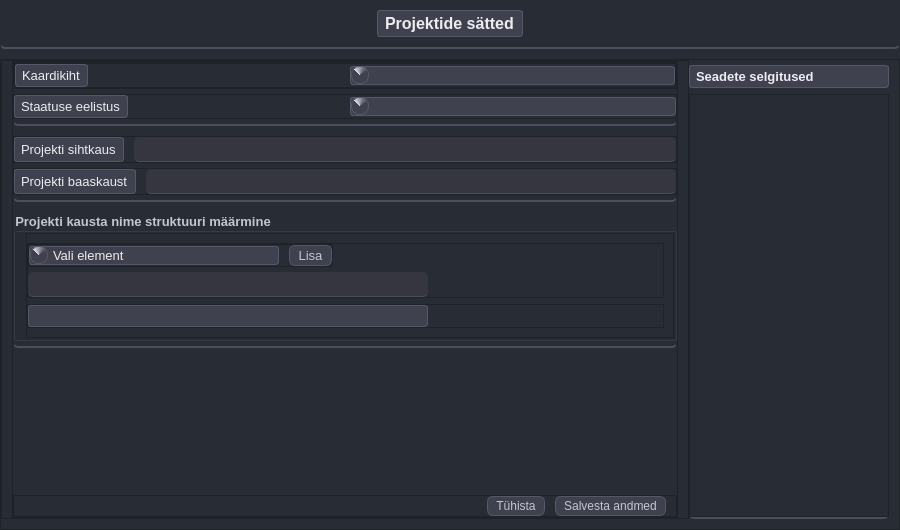
Before: the Qt Designer form mailabl-qgis/config/confWidgets/ProjectSetup.ui in TuloliKalver/mailabl-qgis, drawn with Qt 5.
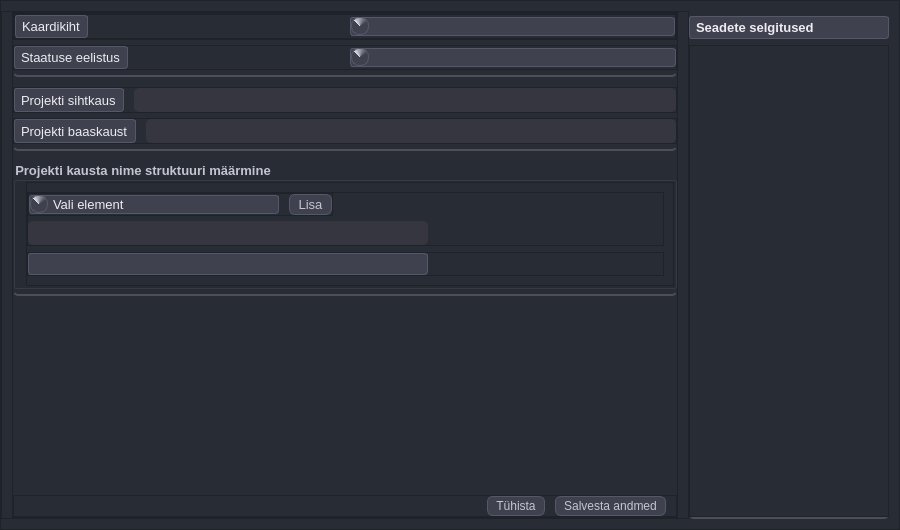
After: the same form once the commit is applied. Icons and pictures are not drawn.

```diff
--- a/mailabl-qgis/config/confWidgets/ProjectSetup.ui
+++ b/mailabl-qgis/config/confWidgets/ProjectSetup.ui
@@ -28,8 +28,13 @@
     <height>530</height>
    </size>
   </property>
+  <property name="font">
+   <font>
+    <pointsize>10</pointsize>
+   </font>
+  </property>
   <property name="windowTitle">
-   <string>Mailabl projektide eelistused</string>
+   <string>Projektide seaded</string>
   </property>
   <property name="styleSheet">
    <string notr="true">/*üleüldine taust ja toonid*/
@@ -53,7 +58,7 @@
 #fSettingsFolders, #fSettingsFolderStucture,
 #fSettingsMain 
 {
-    border: 2px solid #4d4d5b;  /* Same border style as QLineEdit */
+   border: 2px solid #4d4d5b;    /*Same border style as QLineEdit */
     border-radius: 5px;
 	border-top: none;
     border-left: none;
@@ -132,7 +137,7 @@
 QLineEdit {
     background-color: #35363f;  /* Lighter background color */
     color: #ececf1;
-    border: 1px solid #4d4d5b;  /* Thinner border with a different color */
+    /*border: 1px solid #4d4d5b;  Thinner border with a different color */
     border-radius: 5px;
     padding: 4px;
 }
@@ -168,54 +173,6 @@
    <property name="bottomMargin">
     <number>0</number>
    </property>
-   <item>
-    <widget class="QFrame" name="fHeader">
-     <property name="frameShape">
-      <enum>QFrame::StyledPanel</enum>
-     </property>
-     <property name="frameShadow">
-      <enum>QFrame::Raised</enum>
-     </property>
-     <layout class="QVBoxLayout" name="verticalLayout_2">
-      <property name="spacing">
-       <number>0</number>
-      </property>
-      <property name="leftMargin">
-       <number>0</number>
-      </property>
-      <property name="topMargin">
-       <number>10</number>
-      </property>
-      <property name="rightMargin">
-       <number>0</number>
-      </property>
-      <property name="bottomMargin">
-       <number>10</number>
-      </property>
-      <item alignment="Qt::AlignHCenter">
-       <widget class="QLabel" name="label">
-        <property name="sizePolicy">
-         <sizepolicy hsizetype="Fixed" vsizetype="Fixed">
-          <horstretch>0</horstretch>
-          <verstretch>0</verstretch>
-         </sizepolicy>
-        </property>
-        <property name="font">
-         <font>
-          <family>Tahoma</family>
-          <pointsize>12</pointsize>
-          <weight>75</weight>
-          <bold>true</bold>
-         </font>
-        </property>
-        <property name="text">
-         <string>Projektide sätted</string>
-        </property>
-       </widget>
-      </item>
-     </layout>
-    </widget>
-   </item>
    <item>
     <widget class="QFrame" name="fContent">
      <property name="minimumSize">
@@ -241,7 +198,7 @@
        <number>0</number>
       </property>
       <property name="topMargin">
-       <number>0</number>
+       <number>10</number>
       </property>
       <property name="rightMargin">
        <number>10</number>
```
